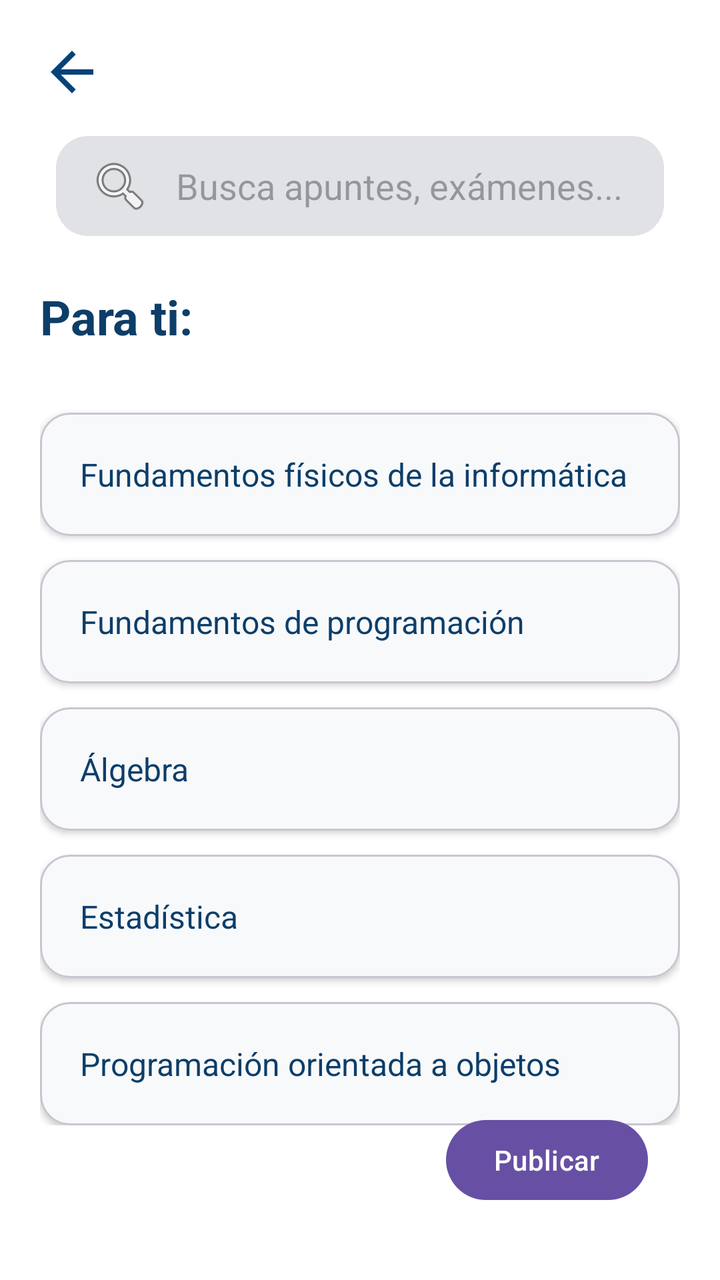
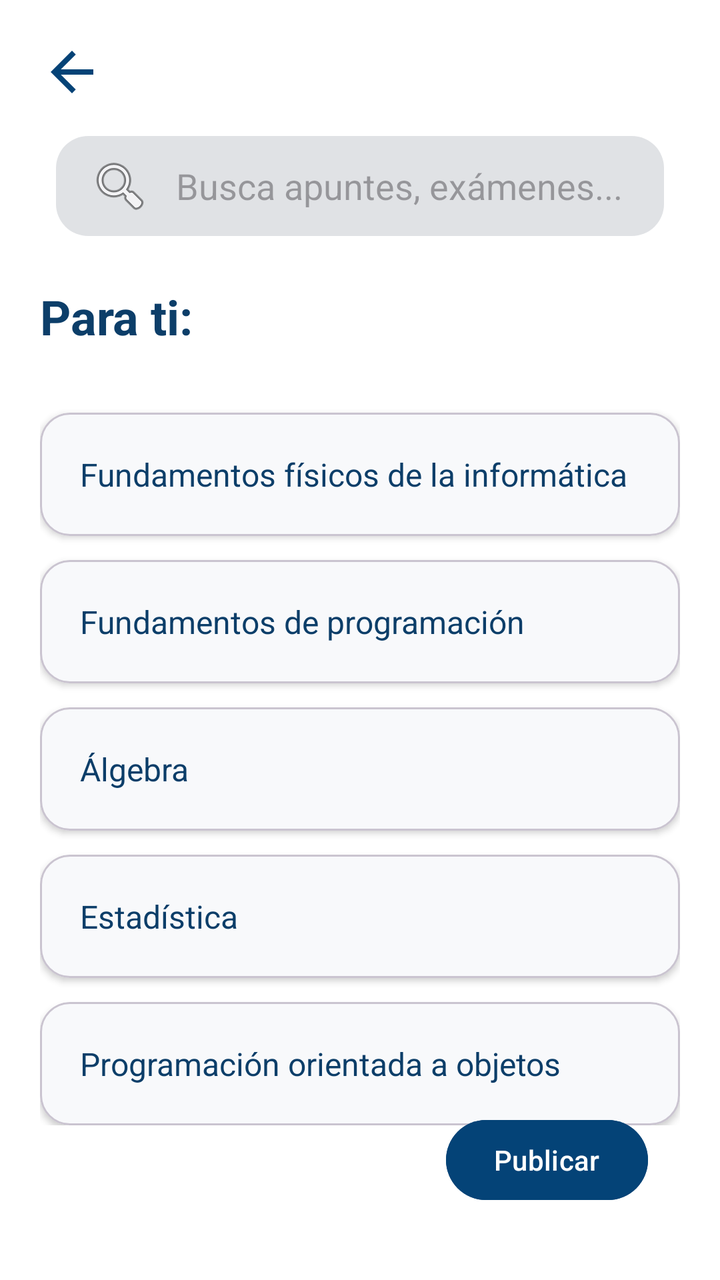

Screens rendered from an Android XML layout before and after an edit, with the pre-edit source and the edit as a unified diff.
<!-- AndroidManifest.xml: application theme Theme.ProyectoFloppy -->
<!-- res/layout/fragment_parati.xml -->
<?xml version="1.0" encoding="utf-8"?>
<androidx.constraintlayout.widget.ConstraintLayout
    xmlns:android="http://schemas.android.com/apk/res/android"
    xmlns:app="http://schemas.android.com/apk/res-auto"
    android:layout_width="match_parent"
    android:layout_height="match_parent"
    android:background="#FFFFFF"
    android:padding="20dp">

    <ImageView
        android:id="@+id/btn_back"
        android:layout_width="32dp"
        android:layout_height="32dp"
        android:src="@drawable/baseline_arrow_back_24"
        app:layout_constraintTop_toTopOf="parent"
        app:layout_constraintStart_toStartOf="parent"
        app:tint="@color/corporativo" />

    <EditText
        android:id="@+id/et_search"
        android:layout_width="0dp"
        android:layout_height="50dp"
        android:layout_marginTop="16dp"
        android:layout_marginHorizontal="8dp"
        android:background="@drawable/fondo_gris_redondeado"
        android:drawableStart="@android:drawable/ic_menu_search"
        android:drawablePadding="12dp"
        android:hint="Busca apuntes, exámenes..."
        android:paddingStart="16dp"
        app:layout_constraintTop_toBottomOf="@id/btn_back"
        app:layout_constraintStart_toStartOf="parent"
        app:layout_constraintEnd_toEndOf="parent" />

    <TextView
        android:id="@+id/tv_title_parati"
        android:layout_width="wrap_content"
        android:layout_height="wrap_content"
        android:layout_marginTop="24dp"
        android:text="@string/title_para_ti"
        android:textColor="#0C3E69"
        android:textSize="24sp"
        android:textStyle="bold"
        app:layout_constraintTop_toBottomOf="@id/et_search"
        app:layout_constraintStart_toStartOf="parent" />

    <ScrollView
        android:layout_width="match_parent"
        android:layout_height="0dp"
        android:layout_marginTop="16dp"
        app:layout_constraintTop_toBottomOf="@id/tv_title_parati"
        app:layout_constraintBottom_toBottomOf="parent">

        <LinearLayout
            android:layout_width="match_parent"
            android:layout_height="wrap_content"
            android:orientation="vertical"
            android:paddingBottom="20dp">

            <androidx.recyclerview.widget.RecyclerView
                android:id="@+id/rv_apuntes"
                android:layout_width="match_parent"
                android:layout_height="wrap_content"
                android:nestedScrollingEnabled="false" />

            
            <com.google.android.material.card.MaterialCardView
                android:id="@+id/item_fisica"
                android:layout_width="match_parent"
                android:layout_height="wrap_content"
                android:layout_marginTop="16dp"
                android:clickable="true"
                android:focusable="true"
                app:cardBackgroundColor="#F8F9FB"
                app:cardCornerRadius="15dp"
                app:cardElevation="2dp">
                <TextView
                    android:layout_width="match_parent"
                    android:layout_height="wrap_content"
                    android:padding="20dp"
                    android:text="@string/subject_fisica"
                    android:textColor="#0C3E69"
                    android:textSize="16sp" />
            </com.google.android.material.card.MaterialCardView>

            <com.google.android.material.card.MaterialCardView
                android:id="@+id/item_programacion"
                android:layout_width="match_parent"
                android:layout_height="wrap_content"
                android:layout_marginTop="12dp"
                android:clickable="true"
                android:focusable="true"
                app:cardBackgroundColor="#F8F9FB"
                app:cardCornerRadius="15dp"
                app:cardElevation="2dp">
                <TextView
                    android:layout_width="match_parent"
                    android:layout_height="wrap_content"
                    android:padding="20dp"
                    android:text="@string/subject_programacion"
                    android:textColor="#0C3E69"
                    android:textSize="16sp" />
            </com.google.android.material.card.MaterialCardView>

            <com.google.android.material.card.MaterialCardView
                android:id="@+id/item_algebra"
                android:layout_width="match_parent"
                android:layout_height="wrap_content"
                android:layout_marginTop="12dp"
                android:clickable="true"
                android:focusable="true"
                app:cardBackgroundColor="#F8F9FB"
                app:cardCornerRadius="15dp"
                app:cardElevation="2dp">
                <TextView
                    android:layout_width="match_parent"
                    android:layout_height="wrap_content"
                    android:padding="20dp"
                    android:text="@string/subject_algebra"
                    android:textColor="#0C3E69"
                    android:textSize="16sp" />
            </com.google.android.material.card.MaterialCardView>

            <com.google.android.material.card.MaterialCardView
                android:id="@+id/item_estadistica"
                android:layout_width="match_parent"
                android:layout_height="wrap_content"
                android:layout_marginTop="12dp"
                android:clickable="true"
                android:focusable="true"
                app:cardBackgroundColor="#F8F9FB"
                app:cardCornerRadius="15dp"
                app:cardElevation="2dp">
                <TextView
                    android:layout_width="match_parent"
                    android:layout_height="wrap_content"
                    android:padding="20dp"
                    android:text="@string/subject_estadistica"
                    android:textColor="#0C3E69"
                    android:textSize="16sp" />
            </com.google.android.material.card.MaterialCardView>

            <com.google.android.material.card.MaterialCardView
                android:id="@+id/item_poo"
                android:layout_width="match_parent"
                android:layout_height="wrap_content"
                android:layout_marginTop="12dp"
                android:clickable="true"
                android:focusable="true"
                app:cardBackgroundColor="#F8F9FB"
                app:cardCornerRadius="15dp"
                app:cardElevation="2dp">
                <TextView
                    android:layout_width="match_parent"
                    android:layout_height="wrap_content"
                    android:padding="20dp"
                    android:text="@string/subject_poo"
                    android:textColor="#0C3E69"
                    android:textSize="16sp" />
            </com.google.android.material.card.MaterialCardView>

        </LinearLayout>
    </ScrollView>

    <com.google.android.material.button.MaterialButton
        android:id="@+id/btn_publicar"
        android:layout_width="wrap_content"
        android:layout_height="wrap_content"
        android:layout_margin="16dp"
        android:text="@string/btn_publicar"
        app:cornerRadius="20dp"
        app:layout_constraintBottom_toBottomOf="parent"
        app:layout_constraintEnd_toEndOf="parent" />

</androidx.constraintlayout.widget.ConstraintLayout>
<!-- resources referenced by this layout -->
<resources>
  <color name="corporativo">#044377</color>
  <!-- drawable baseline_arrow_back_24 (drawable) -->
  <vector xmlns:android="http://schemas.android.com/apk/res/android"
      android:width="24dp"
      android:height="24dp"
      android:viewportWidth="24.0"
      android:viewportHeight="24.0">
      <path
          android:fillColor="#FF000000"
          android:pathData="M20,11H7.83l5.59,-5.59L12,4l-8,8 8,8 1.41,-1.41L7.83,13H20v-2z"/>
  </vector>
  <!-- drawable fondo_gris_redondeado (drawable) -->
  <?xml version="1.0" encoding="utf-8"?>
  <shape xmlns:android="http://schemas.android.com/apk/res/android">
      <solid android:color="#E0E2E5" />
      <corners android:radius="16dp" />
  </shape>
  <string name="btn_publicar">Publicar</string>
  <string name="subject_algebra">Álgebra</string>
  <string name="subject_estadistica">Estadística</string>
  <string name="subject_fisica">Fundamentos físicos de la informática</string>
  <string name="subject_poo">Programación orientada a objetos</string>
  <string name="subject_programacion">Fundamentos de programación</string>
  <string name="title_para_ti">Para ti:</string>
  <style name="Theme.ProyectoFloppy" parent="Base.Theme.ProyectoFloppy" />
  <style name="Base.Theme.ProyectoFloppy" parent="Theme.Material3.DayNight.NoActionBar">
          
          
      </style>
</resources>

<!-- the commit's change to res/layout/fragment_parati.xml (unified diff, before → after) -->
@@ -166,6 +166,7 @@
         android:layout_width="wrap_content"
         android:layout_height="wrap_content"
         android:layout_margin="16dp"
+        android:backgroundTint="@color/corporativo"
         android:text="@string/btn_publicar"
         app:cornerRadius="20dp"
         app:layout_constraintBottom_toBottomOf="parent"
